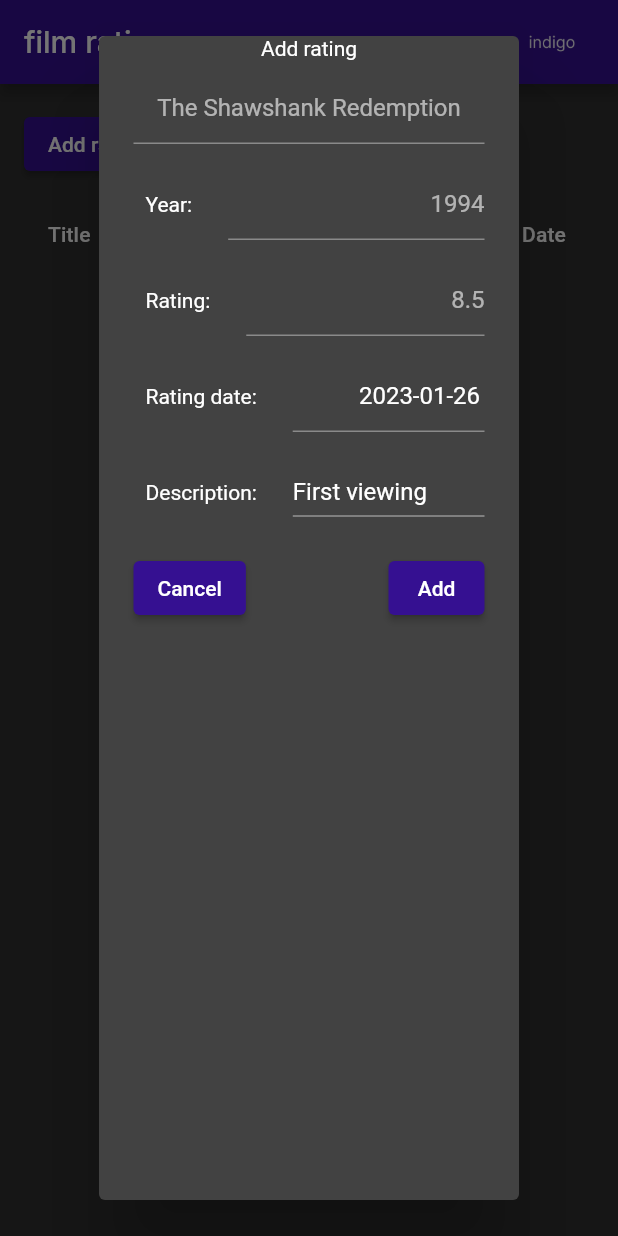
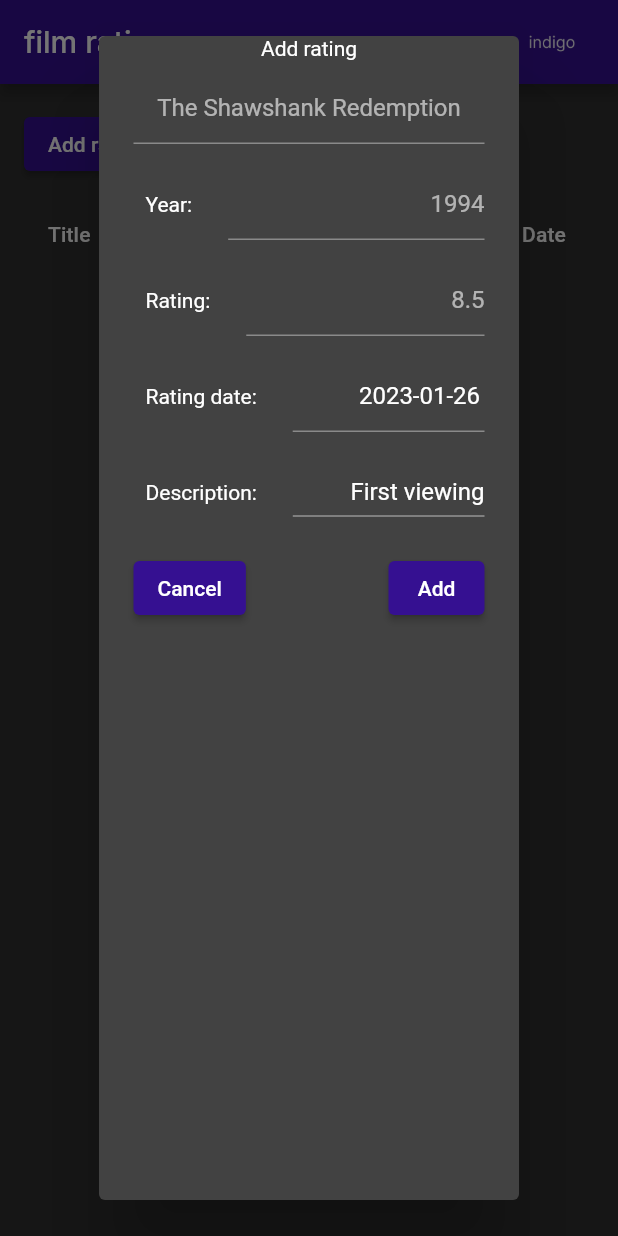
Before and after one commit to ddascalescu/app-film-ratings, a Flutter app: the screen it shows after launch, after a tap on "Add rating...", on a phone screen of 412 x 824 dp. Run offline on Flutter 3.47's test engine with Material 2 defaults, Android fonts, the phone set to English and light mode, and no system bars; drawn by our look-alikes of data_table_2; our stand-ins replace google_fonts.

Commit message:
VISUAL: Made selected dropdown item right-aligned with ellipsis

```diff
--- a/files/app_film_ratings/lib/main.dart
+++ b/files/app_film_ratings/lib/main.dart
@@ -236,9 +236,18 @@ class _RatingsTableState extends State<RatingsTable> {
                                       items: Ratings.descriptions.entries
                                           .map((entry) => DropdownMenuItem<int>(
                                           value: entry.key,
-                                          child: Text(entry.value, overflow: TextOverflow.ellipsis,)
+                                          child: Text(entry.value)
                                       ))
-                                          .toList()
+                                          .toList(),
+                                      selectedItemBuilder: (BuildContext context) {
+                                        return Ratings.descriptions.entries.map<Widget>((_) {
+                                          return Align(
+                                              alignment: Alignment.centerRight,
+                                              child: Text(Ratings.descriptions[_selectedDropdown]!, overflow: TextOverflow.ellipsis)
+                                          );
+                                        })
+                                            .toList();
+                                      }
                                   )
                               ),
 
```
